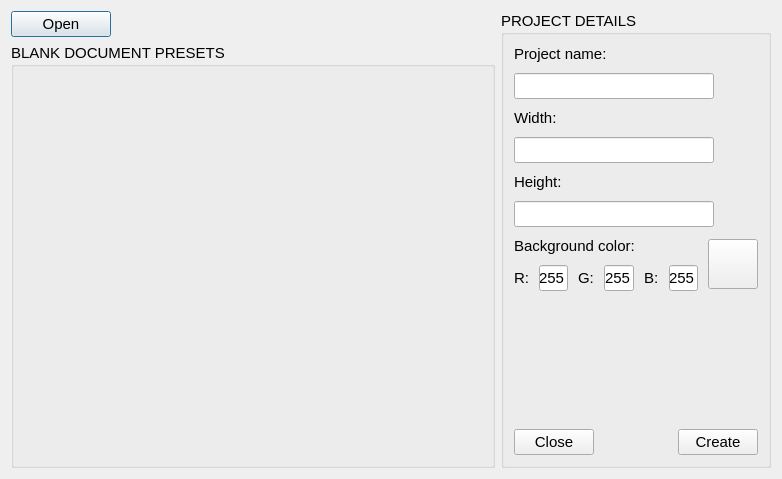
First picture: the form in photo_editor/start_dialog.ui, repository SevaMisiul/photo_editor, before the edit.
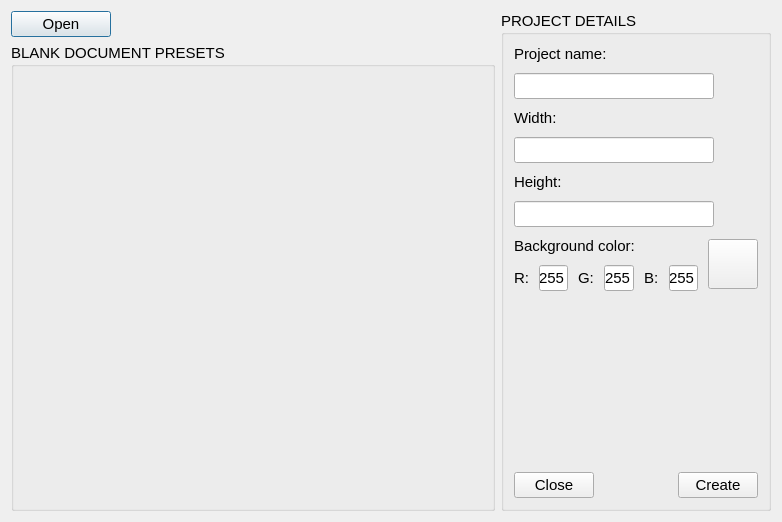
Second picture: the form after the edit.

```diff
--- a/photo_editor/start_dialog.ui
+++ b/photo_editor/start_dialog.ui
@@ -7,7 +7,7 @@
     <x>0</x>
     <y>0</y>
     <width>782</width>
-    <height>479</height>
+    <height>522</height>
    </rect>
   </property>
   <property name="windowTitle">
```
